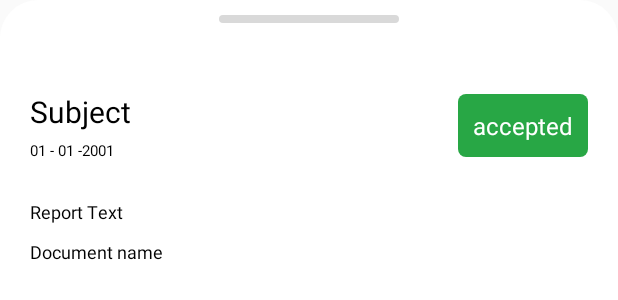
After one commit to yusufwllmn/KotakSaran, an Android app: the layout activity_detail.xml on its own in the app's theme, with its tools: preview values and no code run, on a phone screen of 412 x 824 dp. The commit adds this screen. Shown: the top 300 px of the screen. Run offline under Robolectric (Android 15) with nearby library versions, the phone set to English and light mode, and no system bars.

```diff
--- /dev/null
+++ b/app/src/main/java/com/yusuf/kotaksaran/Adapter/NotesAdapter.java
@@ -0,0 +1,4 @@
+package com.yusuf.kotaksaran.Adapter;
+
+public class NotesAdapter {
+}
--- /dev/null
+++ b/app/src/main/java/com/yusuf/kotaksaran/lapor/GetNotes.java
@@ -0,0 +1,4 @@
+package com.yusuf.kotaksaran.lapor;
+
+public class GetNotes {
+}
--- /dev/null
+++ b/app/src/main/java/com/yusuf/kotaksaran/lapor/Notes.java
@@ -0,0 +1,4 @@
+package com.yusuf.kotaksaran.lapor;
+
+public class Notes {
+}
--- /dev/null
+++ b/app/src/main/java/com/yusuf/kotaksaran/lapor/PostPutDelNotes.java
@@ -0,0 +1,4 @@
+package com.yusuf.kotaksaran.lapor;
+
+public class PostPutDelNotes {
+}
--- /dev/null
+++ b/app/src/main/java/com/yusuf/kotaksaran/lapor/ServerResponse.java
@@ -0,0 +1,4 @@
+package com.yusuf.kotaksaran.lapor;
+
+public class ServerResponse {
+}
--- /dev/null
+++ b/app/src/main/res/drawable/bottom_sheet_background.xml
@@ -0,0 +1,8 @@
+<?xml version="1.0" encoding="utf-8"?>
+<shape xmlns:android="http://schemas.android.com/apk/res/android"
+    android:shape="rectangle">
+    <solid android:color="@color/white"/>
+    <corners
+        android:topLeftRadius="25dp"
+        android:topRightRadius="25dp"/>
+</shape>
--- /dev/null
+++ b/app/src/main/res/drawable/bottom_sheet_toggle.xml
@@ -0,0 +1,7 @@
+<?xml version="1.0" encoding="utf-8"?>
+<shape xmlns:android="http://schemas.android.com/apk/res/android"
+    android:shape="rectangle">
+    <solid android:color="@color/grey_teenage"/>
+    <corners
+        android:radius="10dp"/>
+</shape>
--- /dev/null
+++ b/app/src/main/res/layout/activity_detail.xml
@@ -0,0 +1,89 @@
+<?xml version="1.0" encoding="utf-8"?>
+<LinearLayout xmlns:android="http://schemas.android.com/apk/res/android"
+    android:id="@+id/bottomSheetForm"
+    android:background="@drawable/bottom_sheet_background"
+    android:layout_width="match_parent"
+    android:layout_height="match_parent"
+    android:paddingHorizontal="20dp"
+    android:orientation="vertical">
+
+    <LinearLayout
+        android:layout_width="match_parent"
+        android:layout_height="wrap_content"
+        android:gravity="center"
+        android:padding="10dp"
+        android:orientation="vertical"
+        android:layout_marginBottom="35dp">
+
+        <ImageView
+            android:layout_width="120dp"
+            android:layout_height="5dp"
+            android:background="@drawable/bottom_sheet_toggle"/>
+
+    </LinearLayout>
+
+    <LinearLayout
+        android:layout_width="match_parent"
+        android:layout_height="wrap_content"
+        android:orientation="horizontal"
+        android:gravity="center_vertical">
+
+        <LinearLayout
+            android:layout_width="wrap_content"
+            android:layout_height="wrap_content"
+            android:layout_weight="@integer/material_motion_duration_long_1"
+            android:orientation="vertical">
+
+            <TextView
+                android:layout_width="wrap_content"
+                android:layout_height="wrap_content"
+                android:text="Subject"
+                android:textColor="@color/black"
+                android:textSize="20dp"/>
+
+            <TextView
+                android:layout_width="wrap_content"
+                android:layout_height="wrap_content"
+                android:text="01 - 01 -2001"
+                android:textColor="@color/black"
+                android:textSize="10dp"
+                android:layout_marginTop="5dp"/>
+
+        </LinearLayout>
+
+        <TextView
+            android:layout_width="wrap_content"
+            android:layout_height="wrap_content"
+            android:background="@drawable/background_green_info"
+            android:text="accepted"
+            android:textColor="@color/white"
+            android:textSize="16sp"
+            android:padding="10dp"/>
+
+    </LinearLayout>
+
+    <LinearLayout
+        android:layout_width="wrap_content"
+        android:layout_height="wrap_content"
+        android:orientation="vertical">
+
+        <TextView
+        android:layout_width="wrap_content"
+        android:layout_height="wrap_content"
+        android:text="Report Text"
+        android:textSize="12sp"
+        android:textColor="@color/black"
+            android:layout_marginTop="25dp"/>
+
+        <TextView
+            android:layout_width="wrap_content"
+            android:layout_height="wrap_content"
+            android:text="Document name"
+            android:textSize="12sp"
+            android:textColor="@color/black"
+            android:layout_marginTop="10dp"/>
+
+    </LinearLayout>
+
+
+</LinearLayout>
--- a/app/src/main/res/layout/activity_history.xml
+++ b/app/src/main/res/layout/activity_history.xml
@@ -49,7 +49,6 @@
                     android:paddingBottom="20dp"
                     android:scrollbars="vertical"
                     tools:listitem="@layout/report_item"/>
-
 
             </LinearLayout>
 
```
